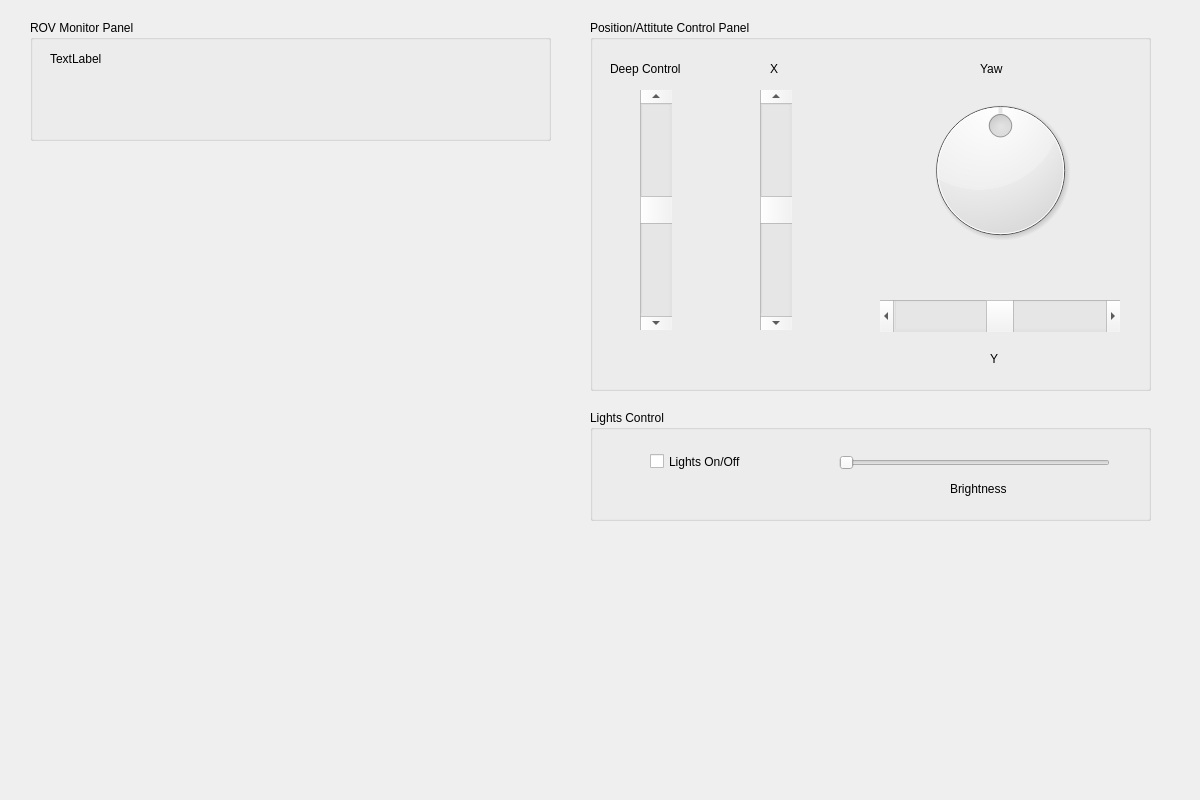
HaskiDuan/ROVGS, file rov_groundstation.ui: the form before one commit.
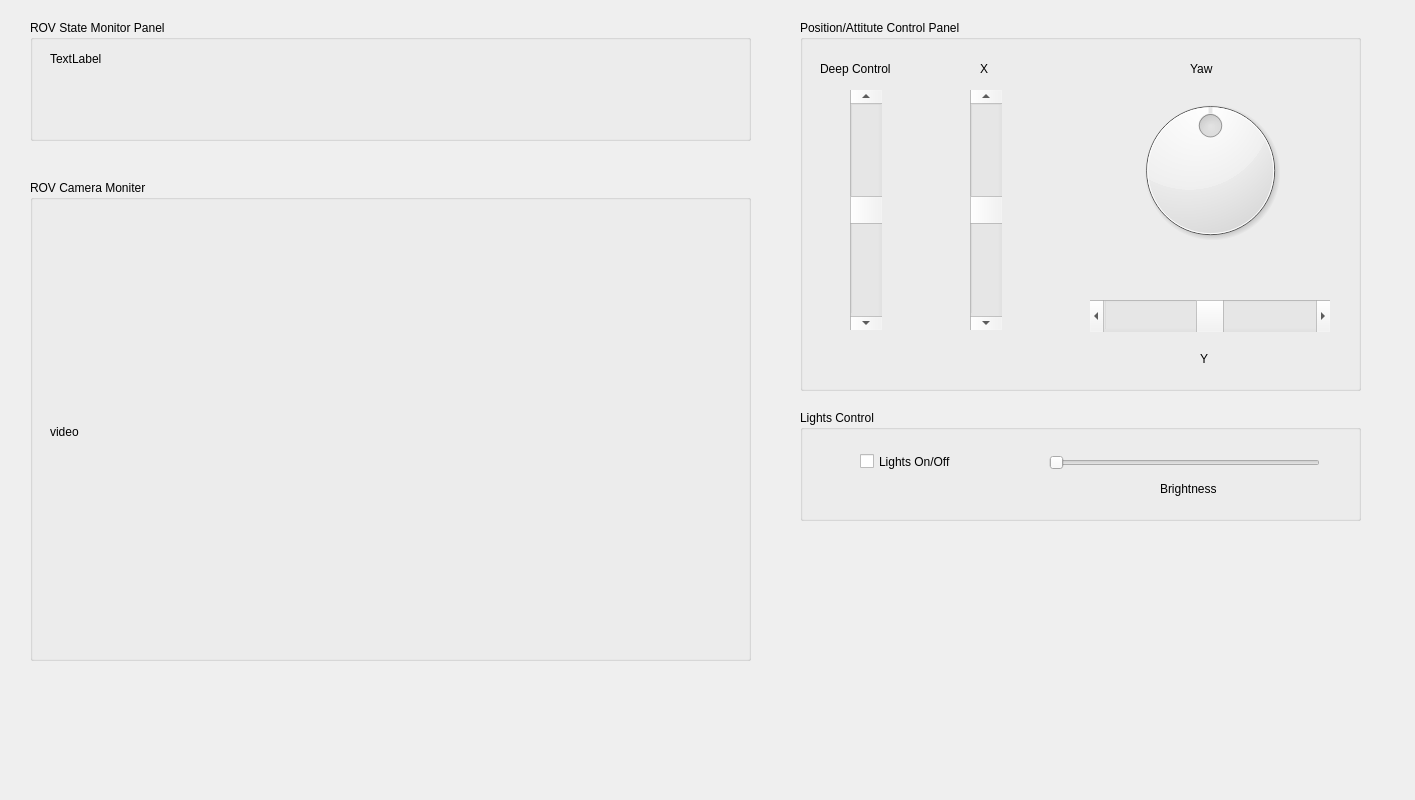
The form after the commit.

Patch:
```diff
--- a/rov_groundstation.ui
+++ b/rov_groundstation.ui
@@ -9,7 +9,7 @@
    <rect>
     <x>0</x>
     <y>0</y>
-    <width>1200</width>
+    <width>1415</width>
     <height>800</height>
    </rect>
   </property>
@@ -19,7 +19,7 @@
   <widget class="QGroupBox" name="groupBox">
    <property name="geometry">
     <rect>
-     <x>590</x>
+     <x>800</x>
      <y>20</y>
      <width>561</width>
      <height>371</height>
@@ -157,7 +157,7 @@
   <widget class="QGroupBox" name="groupBox_2">
    <property name="geometry">
     <rect>
-     <x>590</x>
+     <x>800</x>
      <y>410</y>
      <width>561</width>
      <height>111</height>
@@ -214,12 +214,12 @@
     <rect>
      <x>30</x>
      <y>20</y>
-     <width>521</width>
+     <width>721</width>
      <height>121</height>
     </rect>
    </property>
    <property name="title">
-    <string>ROV Monitor Panel</string>
+    <string>ROV State Monitor Panel</string>
    </property>
    <widget class="QLabel" name="labelROVPings">
     <property name="geometry">
@@ -235,6 +235,32 @@
     </property>
    </widget>
   </widget>
+  <widget class="QGroupBox" name="CamMoniter">
+   <property name="geometry">
+    <rect>
+     <x>30</x>
+     <y>180</y>
+     <width>721</width>
+     <height>481</height>
+    </rect>
+   </property>
+   <property name="title">
+    <string>ROV Camera Moniter</string>
+   </property>
+   <widget class="QLabel" name="labelROVcam">
+    <property name="geometry">
+     <rect>
+      <x>20</x>
+      <y>36</y>
+      <width>691</width>
+      <height>431</height>
+     </rect>
+    </property>
+    <property name="text">
+     <string>video</string>
+    </property>
+   </widget>
+  </widget>
  </widget>
  <layoutdefault spacing="6" margin="11"/>
  <resources/>
```
Left out of the diff: 4 changed lines with no effect on the pictures.
